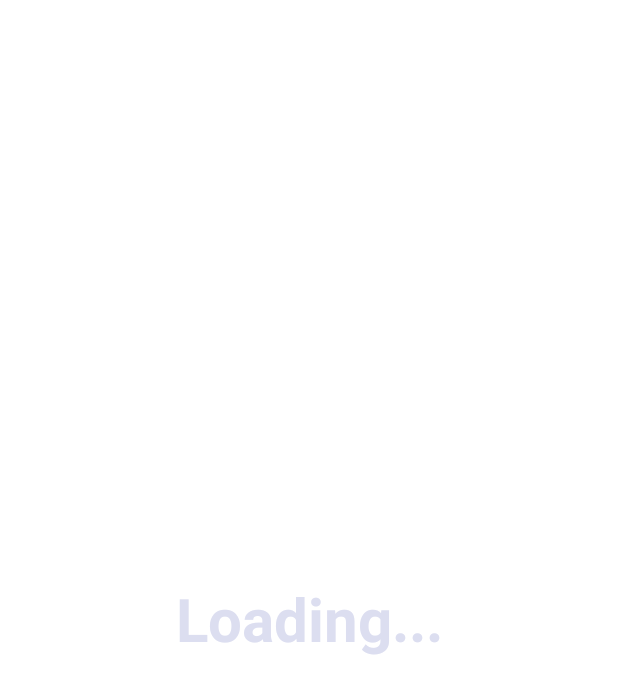
After one commit to HYEJUNGYANG/HARU, an Android app: the layout fragment_product_detail.xml on its own in the app's theme, with its tools: preview values and no code run, on a phone screen of 412 x 824 dp. The commit adds this screen. Shown: the top 694 px of the screen. Run offline under Robolectric (Android 15) with nearby library versions, the phone set to English and light mode, and no system bars.

Commit message:
상품 정보 화면 - fragement1(제품 상세 화면)

```diff
--- /dev/null
+++ b/app/src/main/res/layout/fragment_product_detail.xml
@@ -0,0 +1,45 @@
+<?xml version="1.0" encoding="utf-8"?>
+<androidx.constraintlayout.widget.ConstraintLayout xmlns:android="http://schemas.android.com/apk/res/android"
+    xmlns:tools="http://schemas.android.com/tools"
+    android:layout_width="match_parent"
+    android:layout_height="match_parent"
+    xmlns:app="http://schemas.android.com/apk/res-auto">
+
+    <androidx.constraintlayout.widget.ConstraintLayout
+        android:id="@+id/layout_loading"
+        android:visibility="visible"
+        android:layout_width="match_parent"
+        android:layout_height="match_parent">
+
+        <TextView
+            android:id="@+id/tv_loading"
+            android:layout_width="wrap_content"
+            android:layout_height="wrap_content"
+            android:text="Loading..."
+            android:textColor="@color/haru_mainColor"
+            android:textSize="40dp"
+            android:textStyle="bold"
+            app:layout_constraintBottom_toBottomOf="parent"
+            app:layout_constraintEnd_toEndOf="parent"
+            app:layout_constraintStart_toStartOf="parent"
+            app:layout_constraintTop_toTopOf="parent" />
+    </androidx.constraintlayout.widget.ConstraintLayout>
+
+    <androidx.constraintlayout.widget.ConstraintLayout
+        android:id="@+id/layout_content"
+        android:visibility="gone"
+        android:layout_width="match_parent"
+        android:layout_height="match_parent">
+
+        <ImageView
+            android:id="@+id/iv_product_detail"
+            android:layout_width="match_parent"
+            android:layout_height="wrap_content"
+            android:layout_marginLeft="20dp"
+            android:layout_marginRight="20dp"
+            app:layout_constraintEnd_toEndOf="parent"
+            app:layout_constraintStart_toStartOf="parent"
+            app:layout_constraintTop_toTopOf="parent" />
+    </androidx.constraintlayout.widget.ConstraintLayout>
+
+</androidx.constraintlayout.widget.ConstraintLayout>
```
Also changed, not shown: app/src/main/java/com/mydear/haru/ProductInfoActivity.java (+54 -19 lines), app/src/main/java/com/mydear/haru/fragment/product/ProductDetailFragment.java (added, +97 -0 lines), app/src/main/res/layout/activity_product_info.xml (+10 -10 lines).
